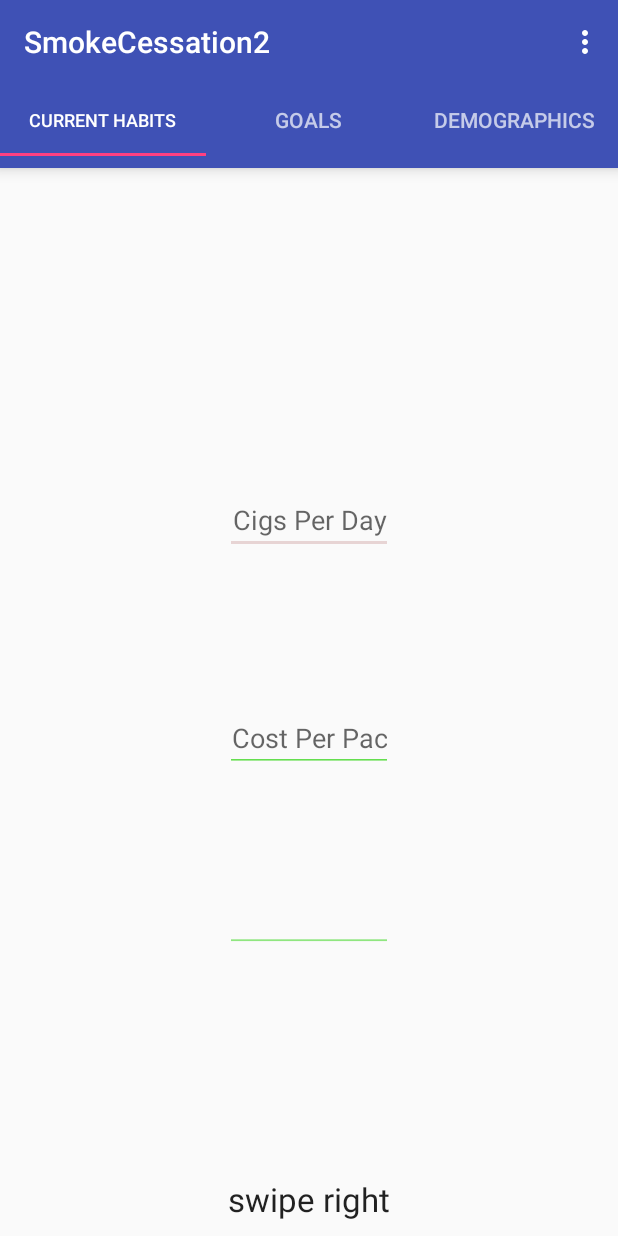
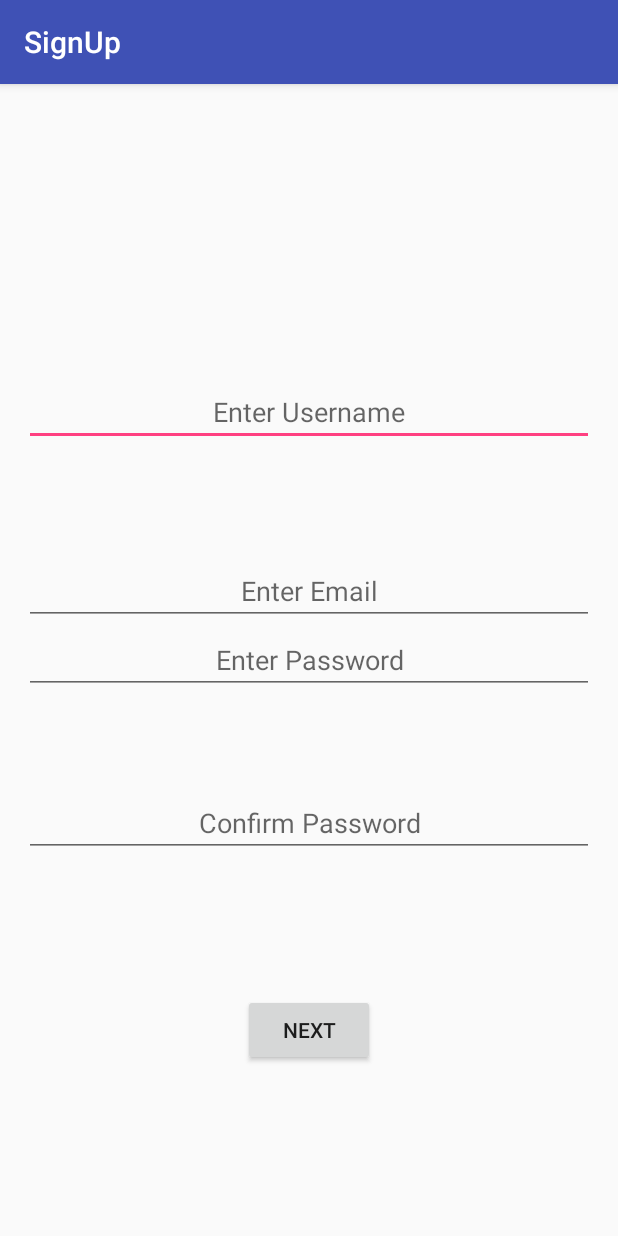
Before and after one commit to Ben14563/WWUICTD, an Android app: the screen it shows after launch (MainActivity before the commit, SignUp after it), after a tap on "SIGN UP", on a phone screen of 412 x 824 dp. Run offline under Robolectric (Android 15) with nearby library versions, the phone set to English and light mode, and no system bars.

Commit message:
created sign up page

```diff
--- a/smoking_cessation/android_project/app/build.gradle
+++ b/smoking_cessation/android_project/app/build.gradle
@@ -10,6 +10,7 @@ android {
         targetSdkVersion 23
         versionCode 1
         versionName "1.0"
+        multiDexEnabled true
     }
     buildTypes {
         release {
--- a/smoking_cessation/android_project/app/src/main/AndroidManifest.xml
+++ b/smoking_cessation/android_project/app/src/main/AndroidManifest.xml
@@ -19,9 +19,7 @@
         <activity
             android:name=".MainActivity"
             android:label="@string/app_name"
-            android:theme="@style/AppTheme.NoActionBar">
-
-        </activity>
+            android:theme="@style/AppTheme.NoActionBar"></activity>
         <!--
              ATTENTION: This was auto-generated to add Google Play services to your project for
              App Indexing.  See https://g.co/AppIndexing/AndroidStudio for more information.
@@ -52,6 +50,10 @@
                 <category android:name="android.intent.category.LAUNCHER" />
             </intent-filter>
         </activity>
+        <activity
+            android:name=".SignUp"
+            android:label="@string/title_activity_sign_up"
+            android:theme="@style/AppTheme"></activity>
     </application>
 
 </manifest>
--- a/smoking_cessation/android_project/app/src/main/java/com/example/kasingj/smokecessation2/MainActivity.java
+++ b/smoking_cessation/android_project/app/src/main/java/com/example/kasingj/smokecessation2/MainActivity.java
@@ -59,13 +59,13 @@ public class MainActivity extends AppCompatActivity {
 
             }
         });
-    Button signUpButton = (Button)findViewById(R.id.signUpButton); // example button
-    signUpButton.setOnClickListener(new View.OnClickListener() {
-        @Override
-        public void onClick(View v) {
-            new talkToServerTask().execute("URL");
-        }
-    });
+//    Button signUpButton = (Button)findViewById(R.id.signUpButton); // example button
+//    signUpButton.setOnClickListener(new View.OnClickListener() {
+//        @Override
+//        public void onClick(View v) {
+//            new talkToServerTask().execute("URL");
+//        }
+//    });
     }
 
 
--- /dev/null
+++ b/smoking_cessation/android_project/app/src/main/java/com/example/kasingj/smokecessation2/SignUp.java
@@ -0,0 +1,26 @@
+package com.example.kasingj.smokecessation2;
+
+import android.content.Intent;
+import android.os.Bundle;
+import android.support.v7.app.AppCompatActivity;
+import android.support.v7.widget.Toolbar;
+import android.view.View;
+
+public class SignUp extends AppCompatActivity {
+
+    @Override
+    protected void onCreate(Bundle savedInstanceState) {
+        super.onCreate(savedInstanceState);
+        setContentView(R.layout.activity_sign_up);
+        Toolbar toolbar = (Toolbar) findViewById(R.id.toolbar);
+        setSupportActionBar(toolbar);
+
+
+    }
+
+    public void goToMain (View view) {
+        Intent intent = new Intent (this, MainActivity.class);
+        startActivity(intent);
+    }
+
+}
--- a/smoking_cessation/android_project/app/src/main/java/com/example/kasingj/smokecessation2/login.java
+++ b/smoking_cessation/android_project/app/src/main/java/com/example/kasingj/smokecessation2/login.java
@@ -2,8 +2,6 @@ package com.example.kasingj.smokecessation2;
 
 import android.content.Intent;
 import android.os.Bundle;
-import android.support.design.widget.FloatingActionButton;
-import android.support.design.widget.Snackbar;
 import android.support.v7.app.AppCompatActivity;
 import android.support.v7.widget.Toolbar;
 import android.view.View;
@@ -26,7 +24,7 @@ public class login extends AppCompatActivity {
     }
 
     public void goToSignUp (View view) {
-        Intent intent = new Intent (this, MainActivity.class);
+        Intent intent = new Intent (this, SignUp.class);
         startActivity(intent);
     }
 }
--- /dev/null
+++ b/smoking_cessation/android_project/app/src/main/res/layout/activity_sign_up.xml
@@ -0,0 +1,27 @@
+<?xml version="1.0" encoding="utf-8"?>
+<android.support.design.widget.CoordinatorLayout xmlns:android="http://schemas.android.com/apk/res/android"
+    xmlns:app="http://schemas.android.com/apk/res-auto"
+    xmlns:tools="http://schemas.android.com/tools"
+    android:layout_width="match_parent"
+    android:layout_height="match_parent"
+    android:fitsSystemWindows="true"
+    tools:context="com.example.kasingj.smokecessation2.SignUp">
+
+    <android.support.design.widget.AppBarLayout
+        android:layout_width="match_parent"
+        android:layout_height="wrap_content"
+        android:theme="@style/AppTheme.AppBarOverlay">
+
+        <android.support.v7.widget.Toolbar
+            android:id="@+id/toolbar"
+            android:layout_width="match_parent"
+            android:layout_height="?attr/actionBarSize"
+            android:background="?attr/colorPrimary"
+            app:popupTheme="@style/AppTheme.PopupOverlay" />
+
+    </android.support.design.widget.AppBarLayout>
+
+    <include layout="@layout/content_sign_up" />
+
+
+</android.support.design.widget.CoordinatorLayout>
--- a/smoking_cessation/android_project/app/src/main/res/layout/content_login.xml
+++ b/smoking_cessation/android_project/app/src/main/res/layout/content_login.xml
@@ -38,15 +38,16 @@
         android:id="@+id/passwordText"
         android:layout_below="@+id/userNameInput"
         android:layout_centerHorizontal="true"
-        android:layout_marginTop="43dp" />
+        android:layout_marginTop="94dp" />
 
     <EditText
         android:layout_width="match_parent"
         android:layout_height="wrap_content"
         android:id="@+id/passwordInput"
-        android:layout_centerVertical="true"
-        android:layout_centerHorizontal="true"
-        android:layout_marginLeft="50dp" />
+        android:layout_marginTop="40dp"
+        android:layout_below="@+id/passwordText"
+        android:layout_alignParentLeft="true"
+        android:layout_alignParentStart="true" />
 
     <Button
         android:layout_width="wrap_content"
@@ -54,10 +55,10 @@
         android:id="@+id/loginButton"
         android:text="Login"
         android:onClick="goToDashboard"
-        android:layout_marginBottom="132dp"
-        android:layout_alignParentBottom="true"
+        android:layout_below="@+id/passwordInput"
         android:layout_alignLeft="@+id/signUpButton"
-        android:layout_alignStart="@+id/signUpButton" />
+        android:layout_alignStart="@+id/signUpButton"
+        android:layout_marginTop="67dp" />
 
     <Button
         style="?android:attr/buttonStyleSmall"
@@ -65,8 +66,8 @@
         android:layout_height="wrap_content"
         android:text="Sign up"
         android:id="@+id/signUpButton"
-        android:layout_below="@+id/passwordInput"
-        android:layout_centerHorizontal="true"
-        android:layout_marginTop="69dp"
-        android:onClick="goToSignUp" />
+        android:onClick="goToSignUp"
+        android:layout_marginBottom="157dp"
+        android:layout_alignParentBottom="true"
+        android:layout_centerHorizontal="true" />
 </RelativeLayout>
--- /dev/null
+++ b/smoking_cessation/android_project/app/src/main/res/layout/content_sign_up.xml
@@ -0,0 +1,68 @@
+<?xml version="1.0" encoding="utf-8"?>
+<RelativeLayout xmlns:android="http://schemas.android.com/apk/res/android"
+    xmlns:app="http://schemas.android.com/apk/res-auto"
+    xmlns:tools="http://schemas.android.com/tools"
+    android:layout_width="match_parent"
+    android:layout_height="match_parent"
+    android:paddingBottom="@dimen/activity_vertical_margin"
+    android:paddingLeft="@dimen/activity_horizontal_margin"
+    android:paddingRight="@dimen/activity_horizontal_margin"
+    android:paddingTop="@dimen/activity_vertical_margin"
+    app:layout_behavior="@string/appbar_scrolling_view_behavior"
+    tools:context="com.example.kasingj.smokecessation2.SignUp"
+    tools:showIn="@layout/activity_sign_up">
+
+    <EditText
+        android:layout_width="match_parent"
+        android:layout_height="wrap_content"
+        android:id="@+id/signUpUserInput"
+        android:layout_alignParentTop="true"
+        android:layout_centerHorizontal="true"
+        android:layout_marginTop="180dp"
+        android:hint="Enter Username"
+        android:textAlignment="center"
+        android:singleLine="true" />
+
+    <EditText
+        android:layout_width="match_parent"
+        android:layout_height="wrap_content"
+        android:id="@+id/signUpEmailInput"
+        android:layout_marginTop="74dp"
+        android:layout_below="@+id/signUpUserInput"
+        android:layout_centerHorizontal="true"
+        android:hint="Enter Email"
+        android:textAlignment="center"
+        android:singleLine="true" />
+
+    <EditText
+        android:layout_width="match_parent"
+        android:layout_height="wrap_content"
+        android:id="@+id/signUpPassInput"
+        android:hint="Enter Password"
+        android:textAlignment="center"
+        android:layout_centerVertical="true"
+        android:layout_centerHorizontal="true"
+        android:singleLine="true" />
+
+    <EditText
+        android:layout_width="match_parent"
+        android:layout_height="wrap_content"
+        android:id="@+id/signUpPassConfirm"
+        android:layout_marginTop="63dp"
+        android:hint="Confirm Password"
+        android:textAlignment="center"
+        android:layout_below="@+id/signUpPassInput"
+        android:layout_centerHorizontal="true"
+        android:singleLine="true" />
+
+    <Button
+        android:layout_width="wrap_content"
+        android:layout_height="wrap_content"
+        android:text="Next"
+        android:id="@+id/signUpNextButton"
+        android:onClick="goToMain"
+        android:layout_below="@+id/signUpPassConfirm"
+        android:layout_centerHorizontal="true"
+        android:layout_marginTop="91dp" />
+
+</RelativeLayout>
--- a/smoking_cessation/android_project/app/src/main/res/values/strings.xml
+++ b/smoking_cessation/android_project/app/src/main/res/values/strings.xml
@@ -19,4 +19,5 @@
     <string name="permission_rationale">"Contacts permissions are needed for providing email
         completions."
     </string>
+    <string name="title_activity_sign_up">SignUp</string>
 </resources>
```
Also changed, not shown: 6 other files.
